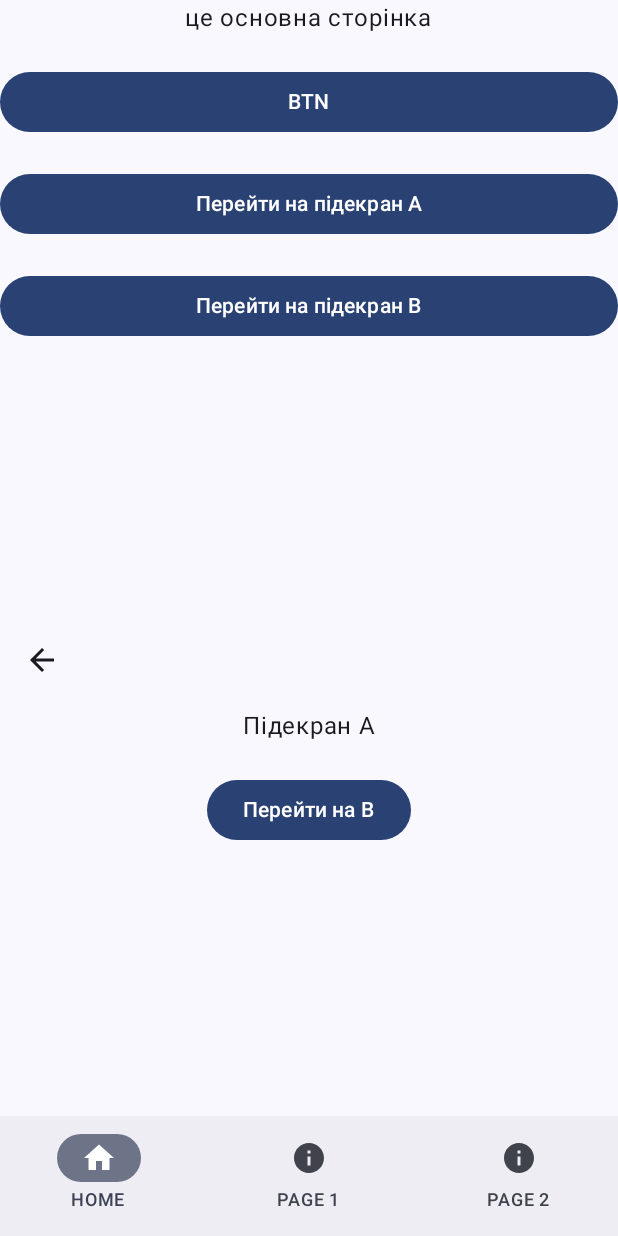
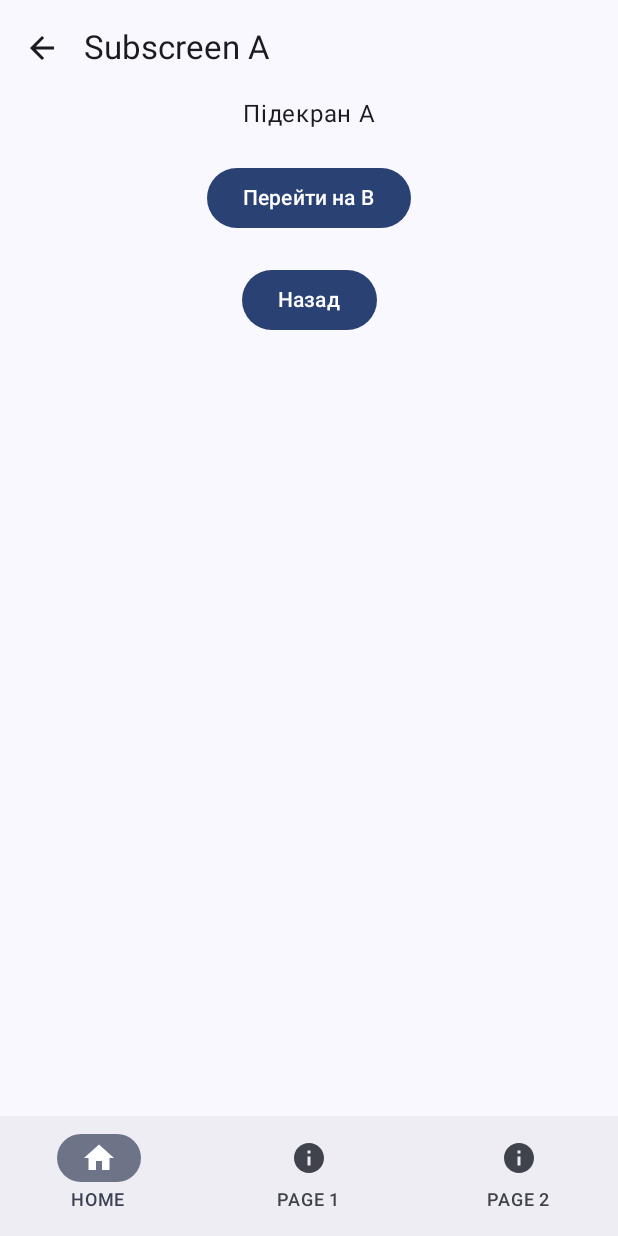
Before and after one commit to diachenko-oleh/Lab1, an Android app built with Jetpack Compose: the screen it shows after launch (MainActivity), after a tap on "Перейти на підекран A", on a phone screen of 412 x 824 dp. Run offline under Robolectric (Android 15) with nearby library versions, the phone set to English and light mode, and no system bars; our stand-ins replace navigation suite; 1 other tap on this screen came first.

Commit message:
scaffold+topBar

```diff
--- a/app/src/main/java/com/example/lab1/Screens/Home/HomeScreen.kt
+++ b/app/src/main/java/com/example/lab1/Screens/Home/HomeScreen.kt
@@ -1,67 +1,45 @@
 package com.example.lab1.Screens.Home
 
-import androidx.compose.foundation.layout.Arrangement
-import androidx.compose.foundation.layout.Column
+
 import androidx.compose.foundation.layout.fillMaxSize
-import androidx.compose.foundation.layout.fillMaxWidth
 import androidx.compose.foundation.layout.padding
-import androidx.compose.foundation.layout.wrapContentSize
-import androidx.compose.material3.Button
+import androidx.compose.material.icons.Icons
+import androidx.compose.material.icons.filled.ArrowBack
+import androidx.compose.material3.ExperimentalMaterial3Api
+import androidx.compose.material3.Icon
+import androidx.compose.material3.IconButton
+import androidx.compose.material3.Scaffold
 import androidx.compose.material3.Text
+import androidx.compose.material3.TopAppBar
 import androidx.compose.runtime.Composable
-import androidx.compose.ui.Alignment
 import androidx.compose.ui.Modifier
-import androidx.compose.ui.unit.dp
 import androidx.lifecycle.viewmodel.compose.viewModel
 import androidx.navigation.compose.NavHost
 import androidx.navigation.compose.composable
 import androidx.navigation.compose.rememberNavController
 import com.example.lab1.ViewModel.MyViewModel
 
+@OptIn(ExperimentalMaterial3Api::class)
 @Composable
 fun HomeScreen(modifier: Modifier) {
     val navController = rememberNavController()
     val viewModel: MyViewModel = viewModel()
-    Column(
-        modifier = modifier.fillMaxSize(),
-        verticalArrangement = Arrangement.Top
+    NavHost(
+        navController = navController,
+        startDestination = HomeSubScreen.Main.route,
     ) {
-        val str = viewModel.homeText.value
-        Text(
-            text = str,
-            modifier = Modifier.Companion.fillMaxWidth()
-                .wrapContentSize(Alignment.Companion.Center)
+        composable(HomeSubScreen.Main.route) {
+            Main(
+                viewModel,
+                {navController.navigate(HomeSubScreen.SubA.route) },
+                {navController.navigate(HomeSubScreen.SubA.route) }
             )
-        Button(
-            modifier = Modifier.Companion.padding(top = 20.dp).fillMaxWidth(),
-            onClick = { viewModel.updateHomeText("це основна сторінка") }) { Text("BTN") }
-
-        Button(
-            modifier = Modifier.padding(top = 20.dp).fillMaxWidth(),
-            onClick = { navController.navigate(HomeSubScreen.SubA.route) }
-        ) {
-            Text("Перейти на підекран A")
         }
 
-        Button(
-            modifier = Modifier.padding(top = 20.dp).fillMaxWidth(),
-            onClick = { navController.navigate(HomeSubScreen.SubB.route) }
-        ) {
-            Text("Перейти на підекран B")
-        }
-
-        NavHost(
-            navController = navController,
-            startDestination = "home_root"
-        ) {
-            composable("home_root") {
-            }
         composable(HomeSubScreen.SubA.route) {
             SubScreenA(
-                    onNavigateToB = {
-                        navController.navigate(HomeSubScreen.SubB.route)
-                    },
-                    onBack = { navController.navigateUp() }
+                onBack = { navController.navigateUp() },
+                onNavigateToB = { navController.navigate(HomeSubScreen.SubB.route)}
             )
         }
 
@@ -72,4 +50,3 @@ fun HomeScreen(modifier: Modifier) {
         }
     }
 }
-}
--- a/app/src/main/java/com/example/lab1/Screens/Home/HomeSubScreenNavigator.kt
+++ b/app/src/main/java/com/example/lab1/Screens/Home/HomeSubScreenNavigator.kt
@@ -11,17 +11,5 @@ import androidx.compose.runtime.Composable
 sealed class HomeSubScreen(val route: String) {
     object SubA : HomeSubScreen("subA")
     object SubB : HomeSubScreen("subB")
+    object  Main : HomeSubScreen("main")
 }
-
-@OptIn(ExperimentalMaterial3Api::class)
-@Composable
-fun MyTopAppBar(onBack: () -> Unit) {
-    TopAppBar(
-        title = { },
-        navigationIcon = {
-            IconButton(onClick = onBack) {
-                Icon(Icons.Default.ArrowBack, contentDescription = "Назад")
-            }
-        }
-    )
-}
--- /dev/null
+++ b/app/src/main/java/com/example/lab1/Screens/Home/Main.kt
@@ -0,0 +1,58 @@
+package com.example.lab1.Screens.Home
+
+import androidx.compose.foundation.layout.Arrangement
+import androidx.compose.foundation.layout.Column
+import androidx.compose.foundation.layout.fillMaxSize
+import androidx.compose.foundation.layout.fillMaxWidth
+import androidx.compose.foundation.layout.padding
+import androidx.compose.foundation.layout.wrapContentSize
+import androidx.compose.material3.Button
+import androidx.compose.material3.ExperimentalMaterial3Api
+import androidx.compose.material3.Scaffold
+import androidx.compose.material3.Text
+import androidx.compose.material3.TopAppBar
+import androidx.compose.runtime.Composable
+import androidx.compose.ui.Alignment
+import androidx.compose.ui.Modifier
+import androidx.compose.ui.unit.dp
+import com.example.lab1.ViewModel.MyViewModel
+
+@OptIn(ExperimentalMaterial3Api::class)
+@Composable
+fun Main(viewModel: MyViewModel,
+         onOpenA: () -> Unit,
+         onOpenB: () -> Unit) {
+    val str = viewModel.homeText.value
+    Scaffold(
+        topBar = {
+            TopAppBar(
+                title = { Text("Головна сторінка") }
+            )
+        }
+    ) { padding ->
+        Column(
+            modifier = Modifier.padding(padding).fillMaxSize(),
+            verticalArrangement = Arrangement.Top
+        ) {
+
+            Text(
+                text = str,
+                modifier = Modifier.Companion.fillMaxWidth()
+                    .wrapContentSize(Alignment.Companion.Center)
+            )
+            Button(
+                modifier = Modifier.Companion.padding(top = 20.dp).fillMaxWidth(),
+                onClick = { viewModel.updateHomeText("це основна сторінка") }) { Text("BTN") }
+
+            Button(
+                modifier = Modifier.fillMaxWidth(),
+                onClick = onOpenA
+            ) { Text("Перейти на підекран A") }
+
+            Button(
+                modifier = Modifier.fillMaxWidth(),
+                onClick = onOpenB
+            ) { Text("Перейти на підекран B") }
+        }
+    }
+}
--- a/app/src/main/java/com/example/lab1/Screens/Home/SubScreenA.kt
+++ b/app/src/main/java/com/example/lab1/Screens/Home/SubScreenA.kt
@@ -7,8 +7,10 @@ import androidx.compose.foundation.layout.padding
 import androidx.compose.material.icons.Icons
 import androidx.compose.material.icons.filled.ArrowBack
 import androidx.compose.material3.Button
+import androidx.compose.material3.ExperimentalMaterial3Api
 import androidx.compose.material3.Icon
 import androidx.compose.material3.IconButton
+import androidx.compose.material3.Scaffold
 import androidx.compose.material3.Text
 import androidx.compose.material3.TopAppBar
 import androidx.compose.runtime.Composable
@@ -16,21 +18,36 @@ import androidx.compose.ui.Alignment
 import androidx.compose.ui.Modifier
 import androidx.compose.ui.unit.dp
 
+@OptIn(ExperimentalMaterial3Api::class)
 @Composable
-fun SubScreenA( onBack: () -> Unit,onNavigateToB: () -> Unit) {
+fun SubScreenA(onBack: () -> Unit, onNavigateToB: () -> Unit) {
+    Scaffold(
+        topBar = {
+            TopAppBar(
+                title = { Text("Subscreen A") },
+                navigationIcon = {
+                    IconButton(onClick = onBack) {
+                        Icon(Icons.Default.ArrowBack, contentDescription = "Назад")
+                    }
+                }
+            )
+        }
+    ) { padding ->
         Column(
-        modifier = Modifier.Companion
-            .fillMaxSize(),
-        verticalArrangement = Arrangement.Center,
+            modifier = Modifier.padding(padding).fillMaxSize(),
+            verticalArrangement = Arrangement.Top,
             horizontalAlignment = Alignment.Companion.CenterHorizontally
         ) {
-        MyTopAppBar(onBack = onBack)
             Text("Підекран A")
             Button(
                 onClick = onNavigateToB,
                 modifier = Modifier.Companion.padding(top = 20.dp)
-        ) {
-            Text("Перейти на B")
+            ) { Text("Перейти на B") }
+            Button(
+                onClick = onBack,
+                modifier = Modifier.Companion.padding(top = 20.dp)
+            ) { Text("Назад") }
         }
     }
+
 }
--- a/app/src/main/java/com/example/lab1/Screens/Home/SubScreenB.kt
+++ b/app/src/main/java/com/example/lab1/Screens/Home/SubScreenB.kt
@@ -1,5 +1,6 @@
 package com.example.lab1.Screens.Home
 
+import android.R.attr.padding
 import androidx.compose.material3.TopAppBar
 import androidx.compose.material3.Icon
 import androidx.compose.material3.IconButton
@@ -12,25 +13,38 @@ import androidx.compose.foundation.layout.fillMaxSize
 import androidx.compose.foundation.layout.padding
 import androidx.compose.material3.Button
 import androidx.compose.material3.ExperimentalMaterial3Api
+import androidx.compose.material3.Scaffold
 import androidx.compose.runtime.Composable
 import androidx.compose.ui.Alignment
 import androidx.compose.ui.Modifier
 import androidx.compose.ui.unit.dp
 
+@OptIn(ExperimentalMaterial3Api::class)
 @Composable
 fun SubScreenB(onBack: () -> Unit) {
+    Scaffold(
+        topBar = {
+            TopAppBar(
+                title = { Text("Підекран B") },
+                navigationIcon = {
+                    IconButton(onClick = onBack) {
+                        Icon(Icons.Default.ArrowBack, contentDescription = "Назад")
+                    }
+                }
+            )
+        }
+    ){ padding ->
         Column(
-        modifier = Modifier.Companion
-            .fillMaxSize(),
+            modifier = Modifier.padding(padding).fillMaxSize(),
+            verticalArrangement = Arrangement.Top,
             horizontalAlignment = Alignment.Companion.CenterHorizontally
         ) {
-        MyTopAppBar(onBack = onBack)
             Text("Підекран B")
             Button(
                 onClick = onBack,
                 modifier = Modifier.Companion.padding(top = 20.dp)
-        ) {
-            Text("Назад")
+            ) { Text("Назад") }
         }
     }
+
 }
```
Lines whose indentation alone changed are shown as unchanged.
